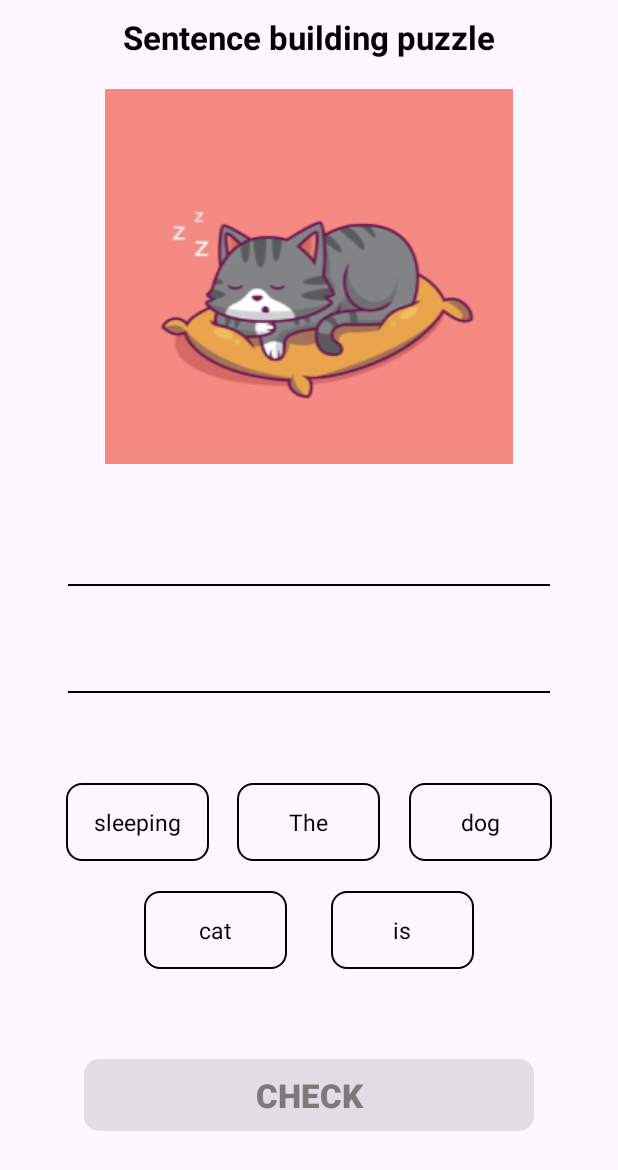
After one commit to axrnsh/Learniverse, an Android app: the sentence_puzzle screen opened directly, with no data from a screen before it, on a phone screen of 412 x 824 dp. The commit adds this screen. Shown: the top 1170 px of the screen. Run offline under Robolectric (Android 15) with nearby library versions, the phone set to English and light mode, and no system bars.

Commit message:
Sentence puzzle

```diff
--- a/app/src/main/AndroidManifest.xml
+++ b/app/src/main/AndroidManifest.xml
@@ -1,6 +1,6 @@
 <?xml version="1.0" encoding="utf-8"?>
 <manifest xmlns:android="http://schemas.android.com/apk/res/android"
-    xmlns:tools="http://schemas.android.com/tools">
+    xmlns:tools="http://schemas.android.com/tools" >
 
     <application
         android:allowBackup="true"
@@ -11,10 +11,13 @@
         android:roundIcon="@mipmap/ic_launcher_round"
         android:supportsRtl="true"
         android:theme="@style/Theme.Learniverse"
-        tools:targetApi="31">
+        tools:targetApi="31" >
+        <activity
+            android:name=".sentence_puzzle"
+            android:exported="false" />
         <activity
             android:name=".MainActivity"
-            android:exported="true">
+            android:exported="true" >
             <intent-filter>
                 <action android:name="android.intent.action.MAIN" />
 
--- /dev/null
+++ b/app/src/main/java/com/example/learniverse/sentence_puzzle.java
@@ -0,0 +1,13 @@
+package com.example.learniverse;
+
+import androidx.appcompat.app.AppCompatActivity;
+import android.os.Bundle;
+
+public class sentence_puzzle extends AppCompatActivity {
+
+    @Override
+    protected void onCreate(Bundle savedInstanceState) {
+        super.onCreate(savedInstanceState);
+        setContentView(R.layout.activity_sentence_puzzle);
+    }
+}
--- /dev/null
+++ b/app/src/main/res/drawable/rounded_border.xml
@@ -0,0 +1,9 @@
+<?xml version="1.0" encoding="utf-8"?>
+<shape xmlns:android="http://schemas.android.com/apk/res/android"
+    android:shape="rectangle">
+    <solid android:color="@android:color/transparent"/>
+    <stroke
+        android:width="1dp"
+        android:color="@color/black"/>
+    <corners android:radius="10dp"/>
+</shape>
--- /dev/null
+++ b/app/src/main/res/drawable/rounded_border_button.xml
@@ -0,0 +1,6 @@
+<?xml version="1.0" encoding="utf-8"?>
+<shape xmlns:android="http://schemas.android.com/apk/res/android"
+    android:shape="rectangle">
+    <solid android:color="@color/grey"/>
+    <corners android:radius="10dp"/>
+</shape>
--- a/app/src/main/res/layout/activity_main.xml
+++ b/app/src/main/res/layout/activity_main.xml
@@ -9,7 +9,7 @@
     <TextView
         android:layout_width="wrap_content"
         android:layout_height="wrap_content"
-        android:text="Hello World!"
+        android:text="Learniverse"
         app:layout_constraintBottom_toBottomOf="parent"
         app:layout_constraintEnd_toEndOf="parent"
         app:layout_constraintStart_toStartOf="parent"
--- /dev/null
+++ b/app/src/main/res/layout/activity_sentence_puzzle.xml
@@ -0,0 +1,187 @@
+<?xml version="1.0" encoding="utf-8"?>
+<androidx.constraintlayout.widget.ConstraintLayout
+    xmlns:android="http://schemas.android.com/apk/res/android"
+    xmlns:tools="http://schemas.android.com/tools"
+    xmlns:app="http://schemas.android.com/apk/res-auto"
+    android:layout_width="match_parent"
+    android:layout_height="match_parent"
+    tools:context=".sentence_puzzle">
+
+    <LinearLayout
+        android:layout_width="match_parent"
+        android:layout_height="match_parent"
+        android:orientation="vertical">
+        <TextView
+            android:id="@+id/text_instruction"
+            android:textColor="@color/black"
+            android:textSize="22sp"
+            android:textStyle="bold"
+            android:layout_marginTop="10dp"
+            android:layout_marginBottom="20dp"
+            android:layout_gravity="center_horizontal"
+            android:layout_height="wrap_content"
+            android:layout_width="wrap_content"
+            android:text="Sentence building puzzle"
+            />
+        <ImageView
+            android:id="@+id/image_instruction"
+            android:layout_width="match_parent"
+            android:layout_height="250dp"
+            android:layout_marginBottom="80dp"
+            android:layout_marginHorizontal="70dp"
+            android:src="@drawable/sleeping_cat"
+            android:scaleType="fitXY"
+            />
+        <LinearLayout
+            android:id="@+id/line1"
+            android:layout_width="match_parent"
+            android:layout_height="1dp"
+            android:background="@color/black"
+            android:layout_marginBottom="70dp"
+            android:layout_marginHorizontal="45dp"
+            android:orientation="vertical">
+        </LinearLayout>
+        <LinearLayout
+            android:id="@+id/line2"
+            android:layout_width="match_parent"
+            android:layout_height="1dp"
+            android:background="@color/black"
+            android:layout_marginBottom="60dp"
+            android:layout_marginHorizontal="45dp"
+            android:orientation="vertical">
+        </LinearLayout>
+        <LinearLayout
+            android:id="@+id/all_option1"
+            android:layout_width="match_parent"
+            android:layout_height="wrap_content"
+            android:gravity="center_vertical"
+            android:layout_marginBottom="20dp"
+            android:layout_marginHorizontal="44dp"
+            android:orientation="horizontal">
+            <LinearLayout
+                android:id="@+id/option1"
+                android:layout_width="95dp"
+                android:layout_height="wrap_content"
+                android:gravity="center_horizontal"
+                android:background="@drawable/rounded_border"
+                android:paddingVertical="15dp"
+                android:orientation="vertical">
+                <TextView
+                    android:id="@+id/text1"
+                    android:textColor="@color/black"
+                    android:textSize="15sp"
+                    android:layout_height="wrap_content"
+                    android:layout_width="wrap_content"
+                    android:text="sleeping"
+                    />
+            </LinearLayout>
+            <View
+                android:layout_width="0dp"
+                android:layout_height="0dp"
+                android:layout_weight="1"
+                />
+            <LinearLayout
+                android:id="@+id/option2"
+                android:layout_width="95dp"
+                android:layout_height="wrap_content"
+                android:gravity="center_horizontal"
+                android:background="@drawable/rounded_border"
+                android:paddingVertical="15dp"
+                android:orientation="vertical">
+                <TextView
+                    android:id="@+id/text2"
+                    android:textColor="@color/black"
+                    android:textSize="15sp"
+                    android:layout_height="wrap_content"
+                    android:layout_width="wrap_content"
+                    android:text="The"
+                    />
+            </LinearLayout>
+            <View
+                android:layout_width="0dp"
+                android:layout_height="0dp"
+                android:layout_weight="1"
+                />
+            <LinearLayout
+                android:id="@+id/option3"
+                android:layout_width="95dp"
+                android:layout_height="wrap_content"
+                android:gravity="center_horizontal"
+                android:background="@drawable/rounded_border"
+                android:paddingVertical="15dp"
+                android:orientation="vertical">
+                <TextView
+                    android:id="@+id/text3"
+                    android:textColor="@color/black"
+                    android:textSize="15sp"
+                    android:layout_height="wrap_content"
+                    android:layout_width="wrap_content"
+                    android:text="dog"
+                    />
+            </LinearLayout>
+        </LinearLayout>
+        <LinearLayout
+            android:id="@+id/all_option2"
+            android:layout_width="match_parent"
+            android:layout_height="wrap_content"
+            android:gravity="center_vertical"
+            android:layout_marginBottom="60dp"
+            android:layout_marginHorizontal="96dp"
+            android:orientation="horizontal">
+            <LinearLayout
+                android:id="@+id/option4"
+                android:layout_width="95dp"
+                android:layout_height="wrap_content"
+                android:gravity="center_horizontal"
+                android:background="@drawable/rounded_border"
+                android:paddingVertical="15dp"
+                android:orientation="vertical">
+                <TextView
+                    android:id="@+id/text4"
+                    android:textColor="@color/black"
+                    android:textSize="15sp"
+                    android:layout_height="wrap_content"
+                    android:layout_width="wrap_content"
+                    android:text="cat"
+                    />
+            </LinearLayout>
+            <View
+                android:layout_width="0dp"
+                android:layout_height="0dp"
+                android:layout_weight="1"
+                />
+            <LinearLayout
+                android:id="@+id/option5"
+                android:layout_width="95dp"
+                android:layout_height="wrap_content"
+                android:gravity="center_horizontal"
+                android:background="@drawable/rounded_border"
+                android:paddingVertical="15dp"
+                android:orientation="vertical">
+                <TextView
+                    android:id="@+id/text5"
+                    android:textColor="@color/black"
+                    android:textSize="15sp"
+                    android:layout_height="wrap_content"
+                    android:layout_width="wrap_content"
+                    android:text="is"
+                    />
+            </LinearLayout>
+        </LinearLayout>
+        <Button
+            android:id="@+id/submit_button"
+            android:layout_width="300dp"
+            android:layout_height="wrap_content"
+            android:background="@drawable/rounded_border_button"
+            android:text="CHECK"
+            android:textSize="22sp"
+            android:textColor="@color/dark_grey"
+            android:enabled="false"
+            android:clickable="false"
+            android:padding="5dp"
+            android:gravity="center"
+            android:textStyle="bold"
+            android:layout_gravity="center_horizontal"/>
+    </LinearLayout>
+
+</androidx.constraintlayout.widget.ConstraintLayout>
--- a/app/src/main/res/values/colors.xml
+++ b/app/src/main/res/values/colors.xml
@@ -2,4 +2,6 @@
 <resources>
     <color name="black">#FF000000</color>
     <color name="white">#FFFFFFFF</color>
+    <color name="grey">#D9D9D9</color>
+    <color name="dark_grey">#7B7B7B</color>
 </resources>
```
Also changed, not shown: app/src/main/res/drawable/sleeping_cat.png (added).
